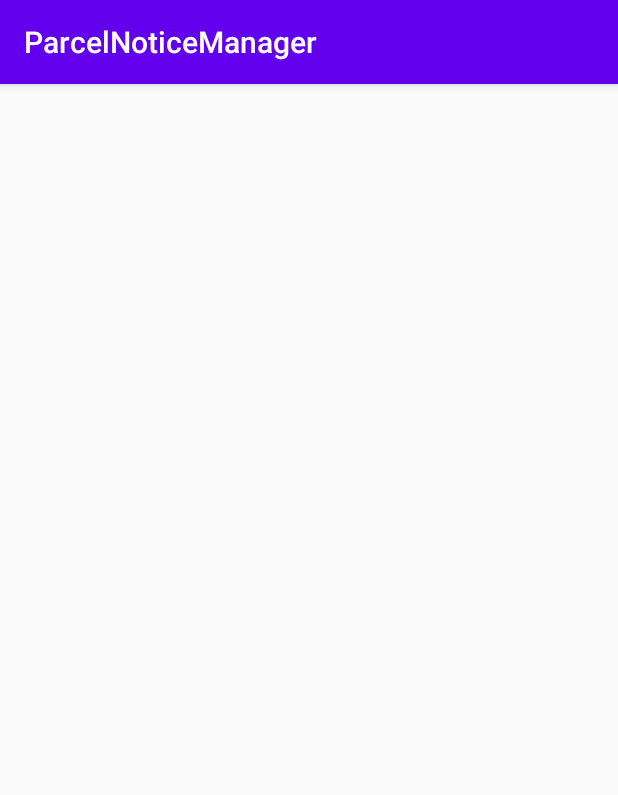
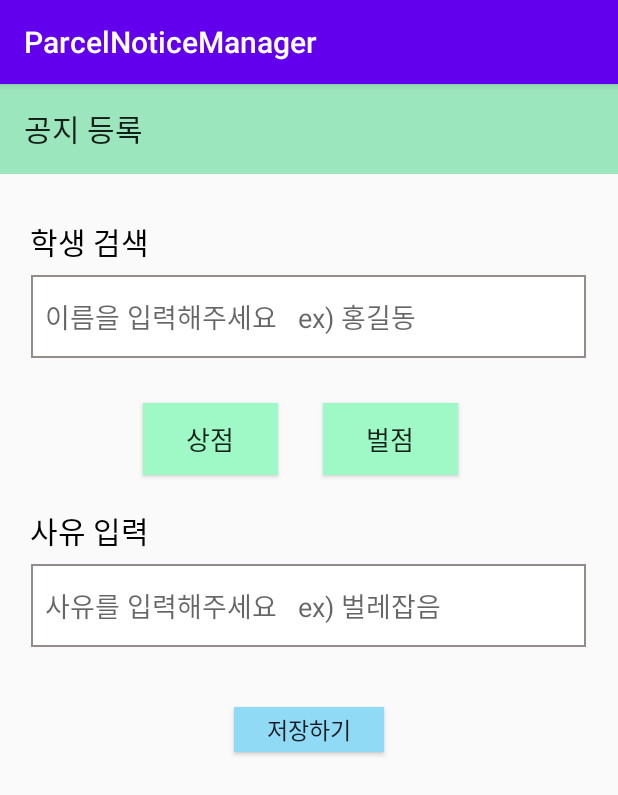
Before and after one commit to ProjectInTheClass/ParcelNoticeManager, an Android app: the RewardActivity screen opened directly, with no data from a screen before it, on a phone screen of 412 x 824 dp. Shown: the top 795 px of the screen. Run offline under Robolectric (Android 15) with nearby library versions, the light colour scheme and no system bars.

Commit message:
Notice, Reward

```diff
--- /dev/null
+++ b/app/src/main/res/drawable/border.xml
@@ -0,0 +1,10 @@
+<?xml version="1.0" encoding="utf-8"?>
+<layer-list xmlns:android="http://schemas.android.com/apk/res/android">
+
+    <item>
+        <shape android:shape="rectangle">
+            <stroke android:width = "1dp" android:color = "#FF948B8B"/>
+            <solid android:color = "#FFFFFFFF"/>
+        </shape>
+    </item>
+</layer-list>
--- a/app/src/main/res/layout/activity_main.xml
+++ b/app/src/main/res/layout/activity_main.xml
@@ -5,6 +5,7 @@
     android:layout_width="match_parent"
     android:layout_height="match_parent"
     tools:context=".MainActivity">
+
 
     <TextView
         android:layout_width="wrap_content"
--- a/app/src/main/res/layout/activity_reward.xml
+++ b/app/src/main/res/layout/activity_reward.xml
@@ -1,9 +1,90 @@
 <?xml version="1.0" encoding="utf-8"?>
-<androidx.constraintlayout.widget.ConstraintLayout xmlns:android="http://schemas.android.com/apk/res/android"
+<LinearLayout xmlns:android="http://schemas.android.com/apk/res/android"
     xmlns:app="http://schemas.android.com/apk/res-auto"
     xmlns:tools="http://schemas.android.com/tools"
     android:layout_width="match_parent"
     android:layout_height="match_parent"
-    tools:context=".RewardActivity">
+    tools:context=".RewardActivity"
+    android:orientation="vertical">
 
-</androidx.constraintlayout.widget.ConstraintLayout>
+    <androidx.appcompat.widget.Toolbar
+        android:id="@+id/toolBar_notice"
+        android:layout_width="match_parent"
+        android:layout_gravity="center"
+        android:layout_height="60dp"
+        android:background="#9CE6BD"
+        app:title="공지 등록"/>
+
+
+    <TextView
+        android:layout_width="wrap_content"
+        android:layout_height="wrap_content"
+        android:text="학생 검색"
+        android:textSize="20dp"
+        android:textColor="#000000"
+        android:layout_marginTop="30dp"
+        android:layout_marginLeft="20dp"/>
+
+    <EditText
+        android:id="@+id/editText_studentName"
+        android:layout_width="370dp"
+        android:layout_height="55dp"
+        android:layout_gravity="center"
+        android:layout_marginTop="7dp"
+        android:hint="  이름을 입력해주세요   ex) 홍길동"
+        android:background="@drawable/border"/>
+
+    <LinearLayout
+        android:layout_width="match_parent"
+        android:layout_height="100dp">
+
+        <Button
+            android:id="@+id/button_plusPoint"
+            android:layout_width="90dp"
+            android:layout_height="wrap_content"
+            android:text="상점"
+            android:textSize="17dp"
+            android:layout_marginLeft="95dp"
+            android:layout_marginTop="30dp"
+            android:background="#9FF9C7"/>
+
+        <Button
+            android:id="@+id/button_minusPoint"
+            android:layout_width="90dp"
+            android:layout_height="wrap_content"
+            android:text="벌점"
+            android:textSize="17dp"
+            android:layout_marginLeft="30dp"
+            android:layout_marginTop="30dp"
+            android:background="#9FF9C7"/>
+
+    </LinearLayout>
+
+
+    <TextView
+        android:layout_width="wrap_content"
+        android:layout_height="wrap_content"
+        android:text="사유 입력"
+        android:textSize="20dp"
+        android:textColor="#000000"
+        android:layout_marginLeft="20dp"/>
+
+    <EditText
+        android:id="@+id/editText_reason"
+        android:layout_width="370dp"
+        android:layout_height="55dp"
+        android:layout_gravity="center"
+        android:layout_marginTop="7dp"
+        android:hint="  사유를 입력해주세요   ex) 벌레잡음"
+        android:background="@drawable/border"/>
+
+    <Button
+        android:layout_width="100dp"
+        android:layout_height="30dp"
+        android:layout_gravity="center"
+        android:layout_marginTop="40dp"
+        android:textSize="15dp"
+        android:text="저장하기"
+        android:background="#90daf5"/>
+
+</LinearLayout>
```
Also changed, not shown: app/src/main/java/com/eos/parcelnoticemanager/NoticeActivity.java (+14 -7 lines), app/src/main/java/com/eos/parcelnoticemanager/NoticeFileControl.java (added, +18 -0 lines), app/src/main/res/layout/activity_notice.xml (+29 -25 lines).
